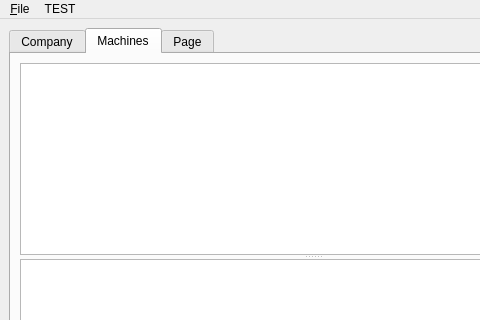
Old version of the form desktop/vmer_desktop/mainwindow.ui in the repository surachairobotic/vmer; both pictures show x 0 to 480 and y 0 to 320 of the 1006 by 492 pixel window.
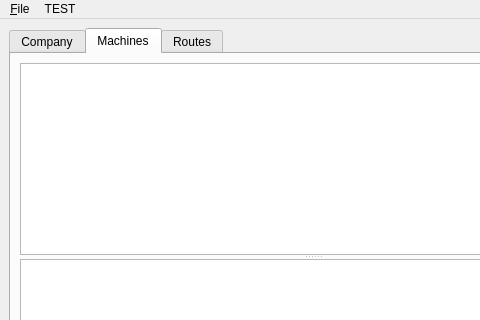
New version of the form. The open tabs and pages were chosen to show the change.

The edit to the form file:
```diff
--- a/desktop/vmer_desktop/mainwindow.ui
+++ b/desktop/vmer_desktop/mainwindow.ui
@@ -82,7 +82,7 @@
        </widget>
        <widget class="QWidget" name="widgetRoute">
         <attribute name="title">
-         <string>Page</string>
+         <string>Routes</string>
         </attribute>
         <layout class="QVBoxLayout" name="verticalLayout_6">
          <item>
```
Left out of the diff: 2 changed lines with no effect on the pictures.
